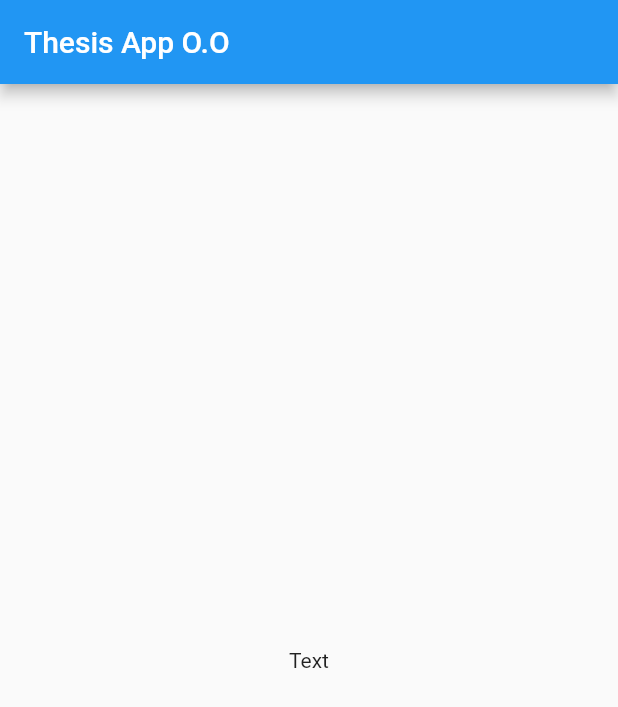
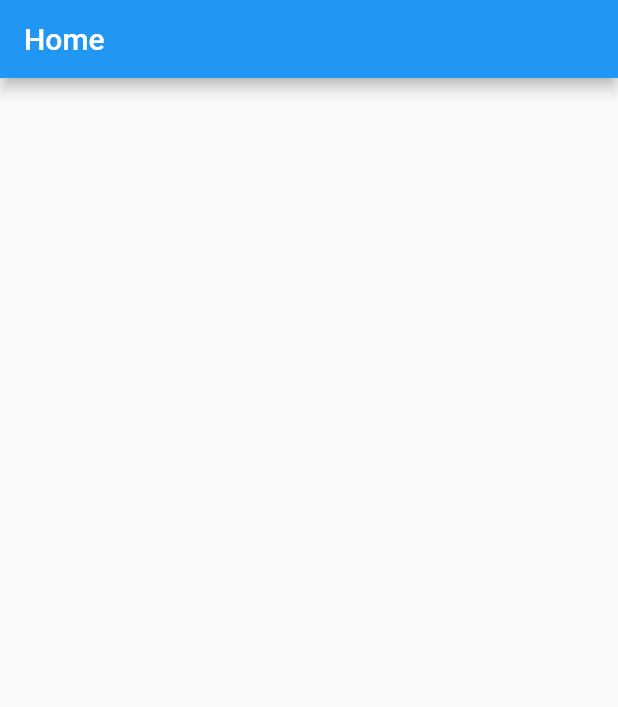
Before and after one commit to AnonymousKnownPerson/student-organization-app, a Flutter app: the screen it shows after launch, on a phone screen of 412 x 824 dp. Shown: the top 707 px of the screen. Run offline on Flutter 3.47's test engine with Material 2 defaults, Android fonts, the phone set to English and light mode, and no system bars.

Commit message:
First Pages Created

```diff
--- a/lib/main.dart
+++ b/lib/main.dart
@@ -1,4 +1,6 @@
 import 'package:flutter/material.dart';
+
+import './pages/home_page.dart';
 
 void main() {
   runApp(const MyApp());
@@ -13,35 +15,7 @@ class MyApp extends StatelessWidget {
       theme: ThemeData(
         primarySwatch: Colors.blue,
       ),
-      home: const MyHomePage(title: 'Thesis App O.O'),
+      home: HomePage(),
     );
   }
 }
-
-class MyHomePage extends StatefulWidget {
-  const MyHomePage({super.key, required this.title});
-  final String title;
-  @override
-  State<MyHomePage> createState() => _MyHomePageState();
-}
-
-class _MyHomePageState extends State<MyHomePage> {
-  @override
-  Widget build(BuildContext context) {
-    return Scaffold(
-      appBar: AppBar(
-        title: Text(widget.title),
-      ),
-      body: Center(
-        child: Column(
-          mainAxisAlignment: MainAxisAlignment.center,
-          children: const <Widget>[
-            Text(
-              'Text',
-            ),
-          ],
-        ),
-      ),
-    );
-  }
-}
--- /dev/null
+++ b/lib/pages/home_page.dart
@@ -0,0 +1,21 @@
+import 'package:flutter/material.dart';
+import 'package:flutter/src/widgets/container.dart';
+import 'package:flutter/src/widgets/framework.dart';
+import 'package:student_app/widgets/appbar.dart';
+
+class HomePage extends StatefulWidget {
+  const HomePage({super.key});
+
+  @override
+  State<HomePage> createState() => _HomePageState();
+}
+
+class _HomePageState extends State<HomePage> {
+  @override
+  Widget build(BuildContext context) {
+    return Scaffold(
+      appBar: AppBarWidget(title: 'Home'),
+      body: Container(),
+    );
+  }
+}
--- /dev/null
+++ b/lib/widgets/appbar.dart
@@ -0,0 +1,15 @@
+import 'package:flutter/material.dart';
+
+class AppBarWidget extends StatelessWidget implements PreferredSizeWidget {
+  final String title;
+  const AppBarWidget({super.key, required this.title});
+  @override
+  Widget build(BuildContext context) {
+    return AppBar(
+      title: Text(title),
+    );
+  }
+
+  @override
+  Size get preferredSize => const Size.fromHeight(52);
+}
--- a/pubspec.yaml
+++ b/pubspec.yaml
@@ -36,6 +36,7 @@ dependencies:
   # The following adds the Cupertino Icons font to your application.
   # Use with the CupertinoIcons class for iOS style icons.
   cupertino_icons: ^1.0.2
+  persistent_bottom_nav_bar: any
 
 dev_dependencies:
   flutter_test:
```
Also changed, not shown: lib/models/calendar_task.dart (added, +12 -0 lines), lib/models/note.dart (added, +14 -0 lines), lib/pages/calendar_page.dart (added, +20 -0 lines), lib/pages/notes_page.dart (added, +15 -0 lines), lib/pages/settings_page.dart (added, +10 -0 lines), lib/pages/todo_page.dart (added, +20 -0 lines), pubspec.lock, 1 other file.
